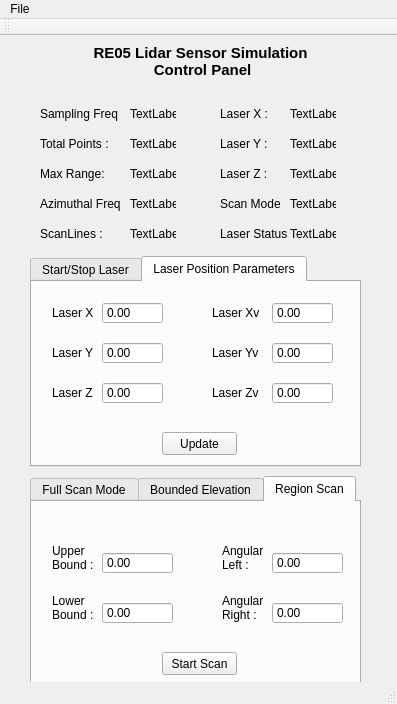
Old version of the form mainwindow.ui in the repository srbhprajapati/OcularRoboticsConsoleClient.
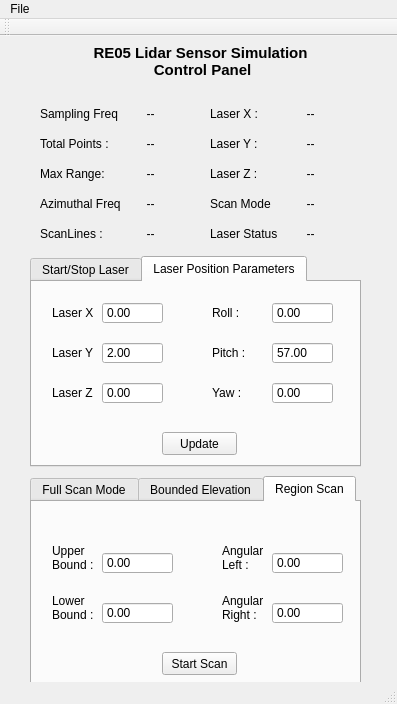
New version of the form. The open tabs and pages were chosen to show the change.

Diff of the .ui file:
```diff
--- a/mainwindow.ui
+++ b/mainwindow.ui
@@ -10,6 +10,18 @@
     <height>704</height>
    </rect>
   </property>
+  <property name="sizePolicy">
+   <sizepolicy hsizetype="Fixed" vsizetype="Fixed">
+    <horstretch>0</horstretch>
+    <verstretch>0</verstretch>
+   </sizepolicy>
+  </property>
+  <property name="minimumSize">
+   <size>
+    <width>397</width>
+    <height>704</height>
+   </size>
+  </property>
   <property name="windowTitle">
    <string>MainWindow</string>
   </property>
@@ -24,7 +36,7 @@
      </rect>
     </property>
     <property name="text">
-     <string>TextLabel</string>
+     <string>     --</string>
     </property>
    </widget>
    <widget class="QLabel" name="LaserZValueLabel">
@@ -37,7 +49,7 @@
      </rect>
     </property>
     <property name="text">
-     <string>TextLabel</string>
+     <string>     --</string>
     </property>
    </widget>
    <widget class="QLabel" name="AzimuthLabel">
@@ -63,7 +75,7 @@
      </rect>
     </property>
     <property name="text">
-     <string>TextLabel</string>
+     <string>     --</string>
     </property>
    </widget>
    <widget class="QLabel" name="LaserXValueLabel">
@@ -76,13 +88,13 @@
      </rect>
     </property>
     <property name="text">
-     <string>TextLabel</string>
+     <string>     --</string>
     </property>
    </widget>
    <widget class="QLabel" name="ModeLabel">
     <property name="geometry">
      <rect>
-      <x>220</x>
+      <x>210</x>
       <y>160</y>
       <width>61</width>
       <height>16</height>
@@ -102,13 +114,13 @@
      </rect>
     </property>
     <property name="text">
-     <string>TextLabel</string>
+     <string>     --</string>
     </property>
    </widget>
    <widget class="QLabel" name="camZLabel">
     <property name="geometry">
      <rect>
-      <x>220</x>
+      <x>210</x>
       <y>130</y>
       <width>61</width>
       <height>16</height>
@@ -128,13 +140,13 @@
      </rect>
     </property>
     <property name="text">
-     <string>TextLabel</string>
+     <string>     --</string>
     </property>
    </widget>
    <widget class="QLabel" name="camYLabel">
     <property name="geometry">
      <rect>
-      <x>220</x>
+      <x>210</x>
       <y>100</y>
       <width>61</width>
       <height>16</height>
@@ -147,7 +159,7 @@
    <widget class="QLabel" name="statusLabel">
     <property name="geometry">
      <rect>
-      <x>220</x>
+      <x>210</x>
       <y>190</y>
       <width>71</width>
       <height>16</height>
@@ -180,13 +192,13 @@
      </rect>
     </property>
     <property name="text">
-     <string>TextLabel</string>
+     <string>     --</string>
     </property>
    </widget>
    <widget class="QLabel" name="camXLabel">
     <property name="geometry">
      <rect>
-      <x>220</x>
+      <x>210</x>
       <y>70</y>
       <width>61</width>
       <height>16</height>
@@ -206,7 +218,7 @@
      </rect>
     </property>
     <property name="text">
-     <string>TextLabel</string>
+     <string>     --</string>
     </property>
    </widget>
    <widget class="QLabel" name="scanLineLabel">
@@ -245,7 +257,7 @@
      </rect>
     </property>
     <property name="text">
-     <string>TextLabel</string>
+     <string>     --</string>
     </property>
    </widget>
    <widget class="QLabel" name="Heading">
@@ -285,7 +297,7 @@
      </rect>
     </property>
     <property name="text">
-     <string>TextLabel</string>
+     <string>     --</string>
     </property>
    </widget>
    <widget class="QLabel" name="PointsPerScan">
@@ -310,6 +322,12 @@
       <height>211</height>
      </rect>
     </property>
+    <property name="sizePolicy">
+     <sizepolicy hsizetype="Fixed" vsizetype="Fixed">
+      <horstretch>0</horstretch>
+      <verstretch>0</verstretch>
+     </sizepolicy>
+    </property>
     <property name="currentIndex">
      <number>1</number>
     </property>
@@ -436,7 +454,7 @@
        </rect>
       </property>
       <property name="text">
-       <string>Laser Xv :</string>
+       <string>Roll :</string>
       </property>
      </widget>
      <widget class="QLabel" name="laserYLabel">
@@ -462,7 +480,7 @@
        </rect>
       </property>
       <property name="text">
-       <string>Laser Yv :</string>
+       <string>Pitch :</string>
       </property>
      </widget>
      <widget class="QLabel" name="laserZLabel">
@@ -488,7 +506,7 @@
        </rect>
       </property>
       <property name="text">
-       <string>Laser Zv :</string>
+       <string>Yaw :</string>
       </property>
      </widget>
      <widget class="QDoubleSpinBox" name="LaserXSpinBox">
@@ -528,6 +546,9 @@
       <property name="maximum">
        <double>1000.000000000000000</double>
       </property>
+      <property name="value">
+       <double>2.000000000000000</double>
+      </property>
      </widget>
      <widget class="QDoubleSpinBox" name="LaserZSpinBox">
       <property name="geometry">
@@ -583,7 +604,10 @@
        <double>0.000000000000000</double>
       </property>
       <property name="maximum">
-       <double>1000.000000000000000</double>
+       <double>360.000000000000000</double>
+      </property>
+      <property name="value">
+       <double>57.000000000000000</double>
       </property>
      </widget>
      <widget class="QDoubleSpinBox" name="LaserZvSpinBox">
```
Left out of the diff: 50 changed lines with no effect on the pictures.
